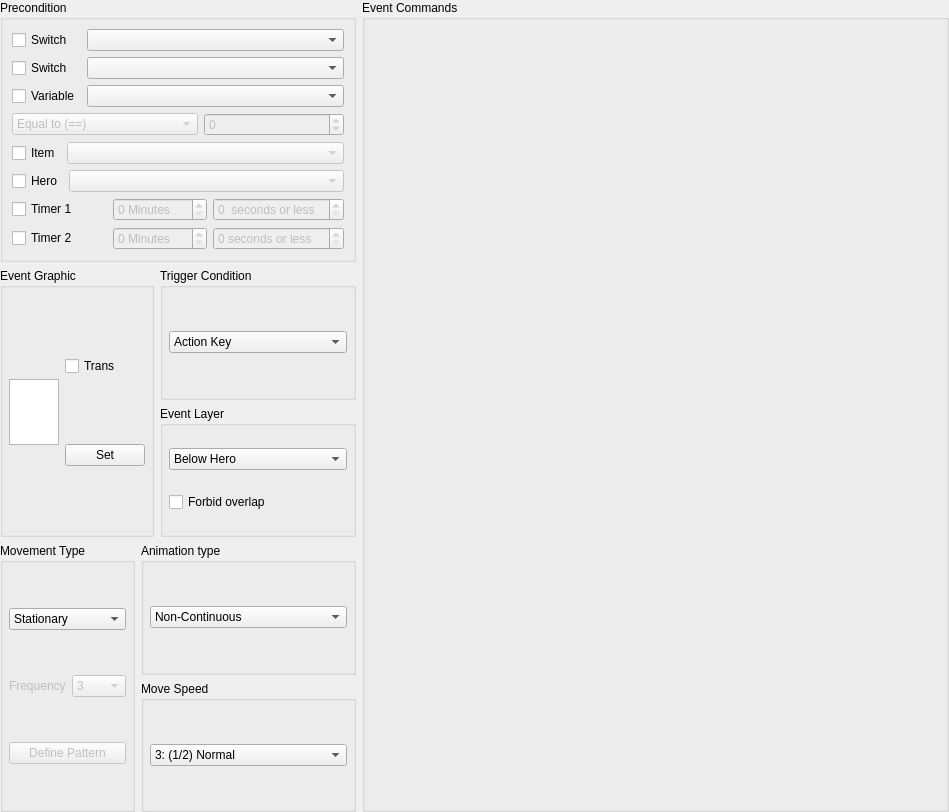
Before: the Qt Designer form src/ui/event/event_page_widget.ui in EasyRPG/Editor, drawn with Qt 5.
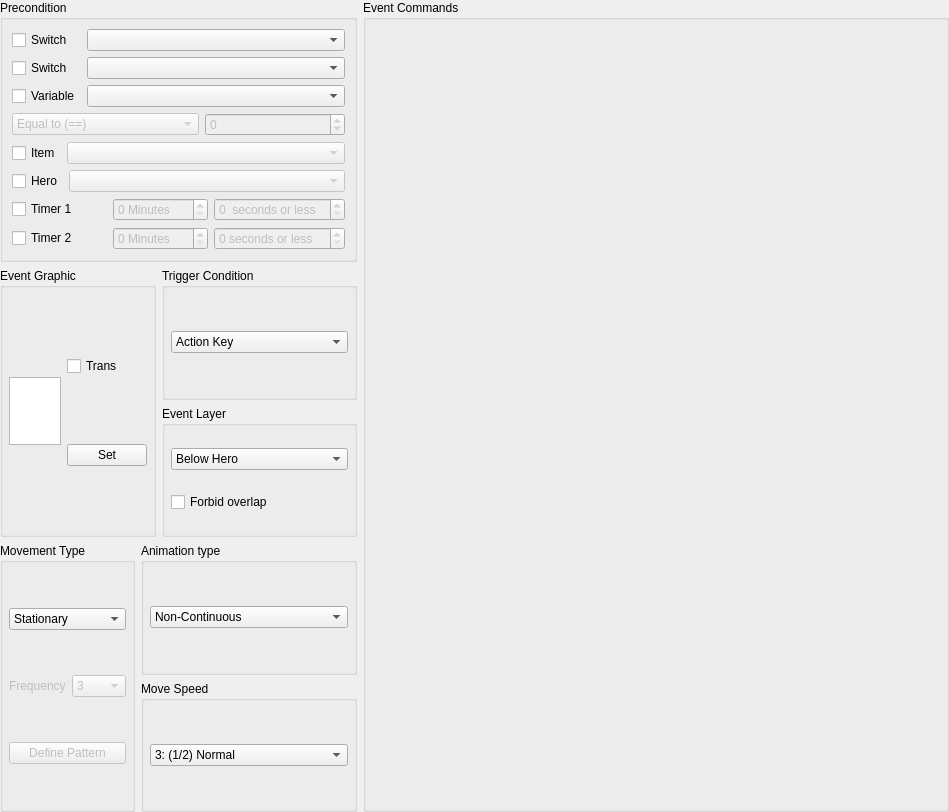
After: the same form once the commit is applied. Custom widgets are drawn as their Qt base class.

Commit message:
Event pages: Enable CharSets on the event graphic display
The event graphic display can show CharSets now.

```diff
--- a/src/ui/event/event_page_widget.ui
+++ b/src/ui/event/event_page_widget.ui
@@ -308,14 +308,14 @@
        <widget class="QGraphicsView" name="graphicsSprite">
         <property name="minimumSize">
          <size>
-          <width>50</width>
-          <height>66</height>
+          <width>52</width>
+          <height>68</height>
          </size>
         </property>
         <property name="maximumSize">
          <size>
-          <width>48</width>
-          <height>64</height>
+          <width>52</width>
+          <height>68</height>
          </size>
         </property>
         <property name="verticalScrollBarPolicy">
```
The commit also changes 1 other file.
